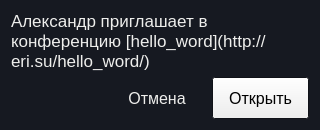
Above: popup.ui from alex-eri/meetagent before the change. Below: the same form after it.
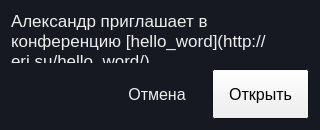
That is the form after the change. Icons and pictures are not drawn.

```diff
--- a/popup.ui
+++ b/popup.ui
@@ -14,11 +14,23 @@
    </rect>
   </property>
   <property name="sizePolicy">
-   <sizepolicy hsizetype="Fixed" vsizetype="Fixed">
+   <sizepolicy hsizetype="Preferred" vsizetype="MinimumExpanding">
     <horstretch>0</horstretch>
     <verstretch>0</verstretch>
    </sizepolicy>
   </property>
+  <property name="minimumSize">
+   <size>
+    <width>320</width>
+    <height>0</height>
+   </size>
+  </property>
+  <property name="baseSize">
+   <size>
+    <width>320</width>
+    <height>0</height>
+   </size>
+  </property>
   <property name="palette">
    <palette>
     <active>
@@ -337,7 +349,13 @@
        <property name="minimumSize">
         <size>
          <width>0</width>
-         <height>0</height>
+         <height>50</height>
+        </size>
+       </property>
+       <property name="baseSize">
+        <size>
+         <width>0</width>
+         <height>50</height>
         </size>
        </property>
        <property name="font">
@@ -359,7 +377,7 @@
      <item>
       <widget class="QPushButton" name="pushOpen">
        <property name="sizePolicy">
-        <sizepolicy hsizetype="MinimumExpanding" vsizetype="MinimumExpanding">
+        <sizepolicy hsizetype="MinimumExpanding" vsizetype="Preferred">
          <horstretch>0</horstretch>
          <verstretch>0</verstretch>
         </sizepolicy>
@@ -367,7 +385,7 @@
        <property name="minimumSize">
         <size>
          <width>0</width>
-         <height>0</height>
+         <height>50</height>
         </size>
        </property>
        <property name="baseSize">
```
Left out of the diff: 2 changed lines with no effect on the pictures.
